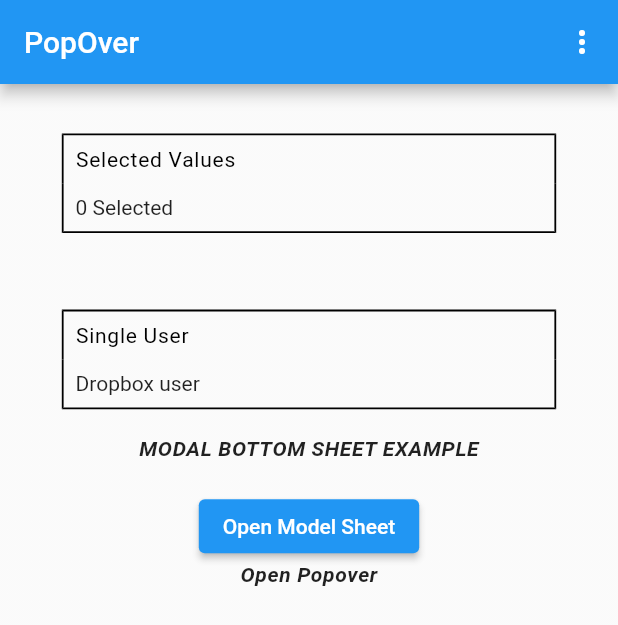
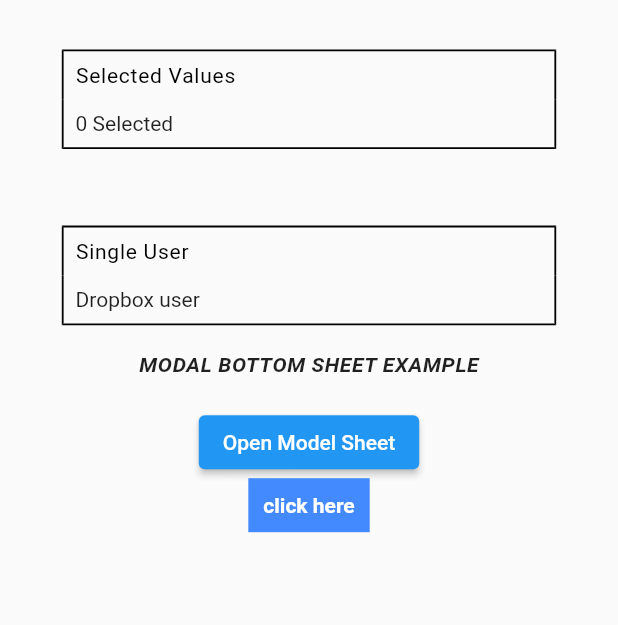
Before and after one commit to JitendraSinghThakur/multiselect, a Flutter app: the screen it shows after launch, on a phone screen of 412 x 824 dp. Shown: the top 625 px of the screen. Run offline on Flutter 3.47's test engine with Material 2 defaults, Android fonts, the light colour scheme and no system bars.

Commit message:
popover updated button click

```diff
--- a/lib/main.dart
+++ b/lib/main.dart
@@ -3,7 +3,7 @@ import '../singleselect/singleselect.dart';
 import 'package:flutter/material.dart';
 import '../multiselect/multiselect.dart';
 import '../multiselect/styles.dart';
-import 'popover/popoverList.dart';
+import 'popover/popOver.dart';
 
 void main() => runApp(const MyApp());
 
@@ -34,22 +34,6 @@ class _HomeState extends State<Home> {
   @override
   Widget build(BuildContext context) {
     return Scaffold(
-      appBar: new AppBar(
-        title: new Text(widget.title),
-        actions: <Widget>[
-          PopupMenuButton<String>(
-            onSelected: choiceAction,
-            itemBuilder: (BuildContext context) {
-              return Constants.choices.map((String choice) {
-                return PopupMenuItem<String>(
-                  value: choice,
-                  child: Text(choice),
-                );
-              }).toList();
-            },
-          )
-        ],
-      ),
       body: Stack(
         children: [
           Container(
@@ -81,28 +65,7 @@ class _HomeState extends State<Home> {
                     padding: const EdgeInsets.only(top: 18.0),
                     child: QuichActionSheet(),
                   ),
-                  InkWell(
-                    onTap: () {
-                      PopupMenuButton<String>(
-                        onSelected: choiceAction,
-                        itemBuilder: (BuildContext context) {
-                          return Constants.choices.map((String choice) {
-                            return PopupMenuItem<String>(
-                              value: choice,
-                              child: Text(choice),
-                            );
-                          }).toList();
-                        },
-                      );
-                    },
-                    child: Text(
-                      "Open Popover",
-                      style: TextStyle(
-                          fontStyle: FontStyle.italic,
-                          letterSpacing: 0.4,
-                          fontWeight: FontWeight.w600),
-                    ),
-                  )
+                  PopOverpage(),
                 ],
               ),
             ),
@@ -111,14 +74,4 @@ class _HomeState extends State<Home> {
       ),
     );
   }
-
-  void choiceAction(String choice) {
-    if (choice == Constants.Settings) {
-      print('Settings');
-    } else if (choice == Constants.Subscribe) {
-      print('Subscribe');
-    } else if (choice == Constants.SignOut) {
-      print('SignOut');
-    }
-  }
 }
--- /dev/null
+++ b/lib/popover/popOver.dart
@@ -0,0 +1,59 @@
+import 'package:flutter/material.dart';
+
+import 'popoverList.dart';
+
+class PopOverpage extends StatefulWidget {
+  const PopOverpage({Key? key}) : super(key: key);
+
+  @override
+  _PopOverpageState createState() => _PopOverpageState();
+}
+
+class _PopOverpageState extends State<PopOverpage> {
+  final GlobalKey _menuKey = new GlobalKey();
+  @override
+  Widget build(BuildContext context) {
+    final button = new PopupMenuButton<String>(
+      onSelected: choiceAction,
+      itemBuilder: (BuildContext context) {
+        return Constants.choices.map((String choice) {
+          return PopupMenuItem<String>(
+            value: choice,
+            child: Text(choice),
+          );
+        }).toList();
+      },
+    );
+
+    return PopupMenuButton(
+      offset: Offset(-110, 50),
+      onSelected: choiceAction,
+      child: Container(
+        padding: const EdgeInsets.all(10.0),
+        decoration: BoxDecoration(color: Colors.blueAccent),
+        child: Text(
+          'click here',
+          style: TextStyle(fontWeight: FontWeight.bold, color: Colors.white),
+        ),
+      ),
+      itemBuilder: (BuildContext context) {
+        return Constants.choices.map((String choice) {
+          return PopupMenuItem(
+            value: choice,
+            child: Text(choice),
+          );
+        }).toList();
+      },
+    );
+  }
+
+  void choiceAction(String choice) {
+    if (choice == Constants.Settings) {
+      print('Settings');
+    } else if (choice == Constants.Subscribe) {
+      print('Subscribe');
+    } else if (choice == Constants.SignOut) {
+      print('SignOut');
+    }
+  }
+}
```
